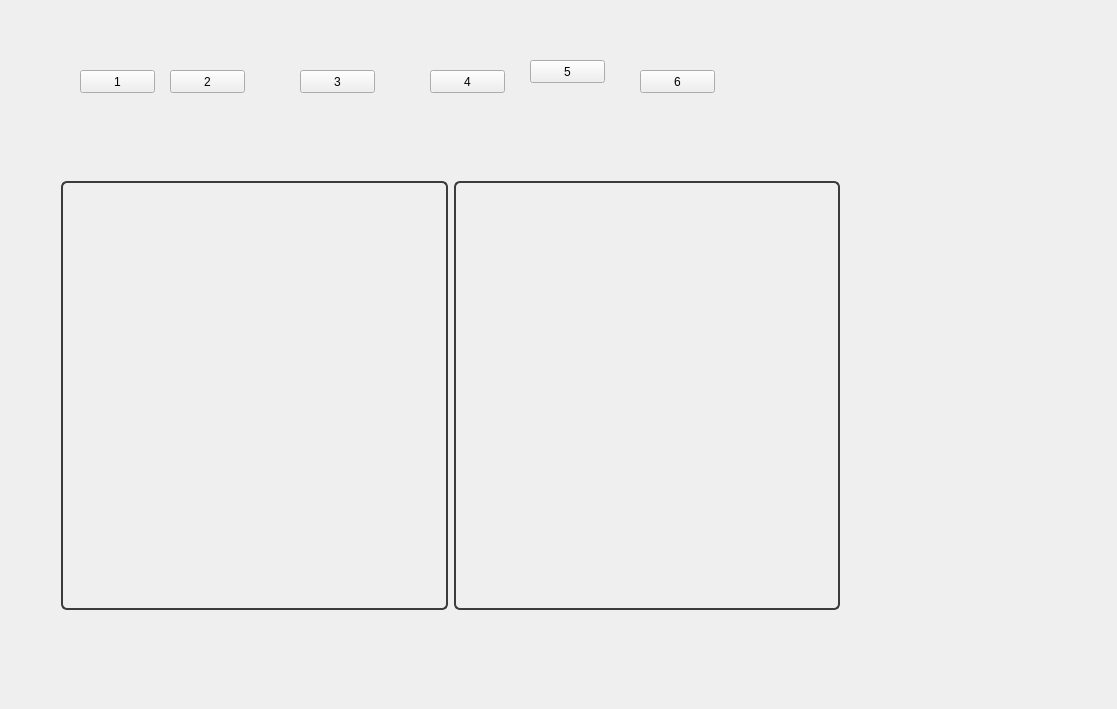
This is CompareImage/CompareImage/MainWidget.ui in fonlylovey/RigelCV as Qt 5 draws it before an edit. The edited form follows.
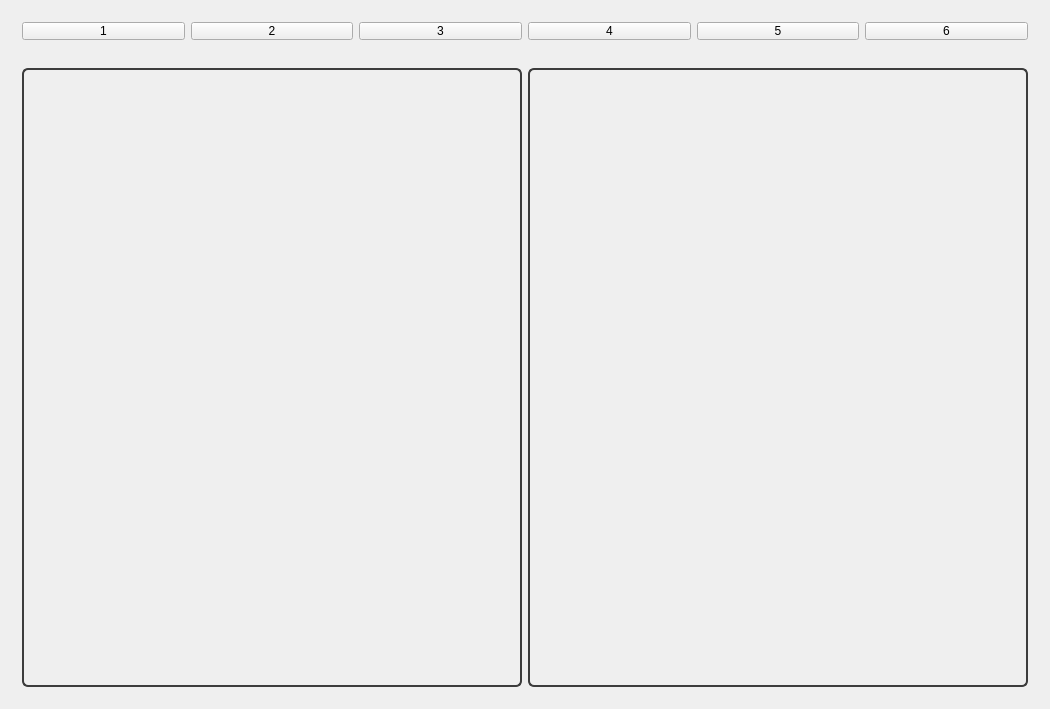
This is the edited form.

The edit to the form file:
```diff
--- a/CompareImage/CompareImage/MainWidget.ui
+++ b/CompareImage/CompareImage/MainWidget.ui
@@ -6,7 +6,7 @@
    <rect>
     <x>0</x>
     <y>0</y>
-    <width>1117</width>
+    <width>1034</width>
     <height>709</height>
    </rect>
   </property>
@@ -17,126 +17,116 @@
    <property name="styleSheet">
     <string notr="true"/>
    </property>
-   <widget class="QWidget" name="widget" native="true">
-    <property name="geometry">
-     <rect>
-      <x>50</x>
-      <y>170</y>
-      <width>801</width>
-      <height>451</height>
-     </rect>
-    </property>
-    <layout class="QHBoxLayout" name="horizontalLayout">
+   <layout class="QVBoxLayout" name="verticalLayout">
      <item>
-      <widget class="QLabel" name="label_left">
-       <property name="styleSheet">
-        <string notr="true">QLabel{
-border:2px;
-border-radius:6px;
-border-style:solid;
-border-color: rgb(60, 60, 60);
-}</string>
-       </property>
-       <property name="text">
-        <string/>
-       </property>
-      </widget>
-     </item>
+     <widget class="QWidget" name="widget_2" native="true">
+      <property name="minimumSize">
+       <size>
+        <width>0</width>
+        <height>40</height>
+       </size>
+      </property>
+      <property name="maximumSize">
+       <size>
+        <width>16777215</width>
+        <height>40</height>
+       </size>
+      </property>
+      <layout class="QHBoxLayout" name="horizontalLayout_2">
      <item>
-      <widget class="QLabel" name="label_right">
-       <property name="styleSheet">
-        <string notr="true">QLabel{
-border:2px;
-border-radius:6px;
-border-style:solid;
-border-color: rgb(60, 60, 60);
-}</string>
-       </property>
-       <property name="text">
-        <string/>
-       </property>
-      </widget>
-     </item>
-    </layout>
-   </widget>
    <widget class="QPushButton" name="pushButton">
-    <property name="geometry">
-     <rect>
-      <x>80</x>
-      <y>70</y>
-      <width>75</width>
-      <height>23</height>
-     </rect>
-    </property>
     <property name="text">
      <string>1</string>
     </property>
    </widget>
+       </item>
+       <item>
    <widget class="QPushButton" name="pushButton_2">
-    <property name="geometry">
-     <rect>
-      <x>170</x>
-      <y>70</y>
-      <width>75</width>
-      <height>23</height>
-     </rect>
-    </property>
     <property name="text">
      <string>2</string>
     </property>
    </widget>
+       </item>
+       <item>
    <widget class="QPushButton" name="pushButton_3">
-    <property name="geometry">
-     <rect>
-      <x>300</x>
-      <y>70</y>
-      <width>75</width>
-      <height>23</height>
-     </rect>
-    </property>
     <property name="text">
      <string>3</string>
     </property>
    </widget>
+       </item>
+       <item>
    <widget class="QPushButton" name="pushButton_4">
-    <property name="geometry">
-     <rect>
-      <x>430</x>
-      <y>70</y>
-      <width>75</width>
-      <height>23</height>
-     </rect>
-    </property>
     <property name="text">
      <string>4</string>
     </property>
    </widget>
+       </item>
+       <item>
    <widget class="QPushButton" name="pushButton_5">
-    <property name="geometry">
-     <rect>
-      <x>530</x>
-      <y>60</y>
-      <width>75</width>
-      <height>23</height>
-     </rect>
-    </property>
     <property name="text">
      <string>5</string>
     </property>
    </widget>
+       </item>
+       <item>
    <widget class="QPushButton" name="pushButton_6">
-    <property name="geometry">
-     <rect>
-      <x>640</x>
-      <y>70</y>
-      <width>75</width>
-      <height>23</height>
-     </rect>
-    </property>
     <property name="text">
      <string>6</string>
     </property>
    </widget>
+       </item>
+      </layout>
+     </widget>
+    </item>
+    <item>
+     <widget class="QWidget" name="widget" native="true">
+      <layout class="QHBoxLayout" name="horizontalLayout">
+       <item>
+        <widget class="QLabel" name="label_left">
+         <property name="minimumSize">
+          <size>
+           <width>500</width>
+           <height>500</height>
+          </size>
+         </property>
+         <property name="styleSheet">
+          <string notr="true">QLabel{
+border:2px;
+border-radius:6px;
+border-style:solid;
+border-color: rgb(60, 60, 60);
+}</string>
+         </property>
+         <property name="text">
+          <string/>
+         </property>
+        </widget>
+       </item>
+       <item>
+        <widget class="QLabel" name="label_right">
+         <property name="minimumSize">
+          <size>
+           <width>500</width>
+           <height>500</height>
+          </size>
+         </property>
+         <property name="styleSheet">
+          <string notr="true">QLabel{
+border:2px;
+border-radius:6px;
+border-style:solid;
+border-color: rgb(60, 60, 60);
+}</string>
+         </property>
+         <property name="text">
+          <string/>
+         </property>
+        </widget>
+       </item>
+      </layout>
+     </widget>
+    </item>
+   </layout>
   </widget>
  </widget>
  <layoutdefault spacing="6" margin="11"/>
```
Lines whose indentation alone changed are shown as unchanged.
